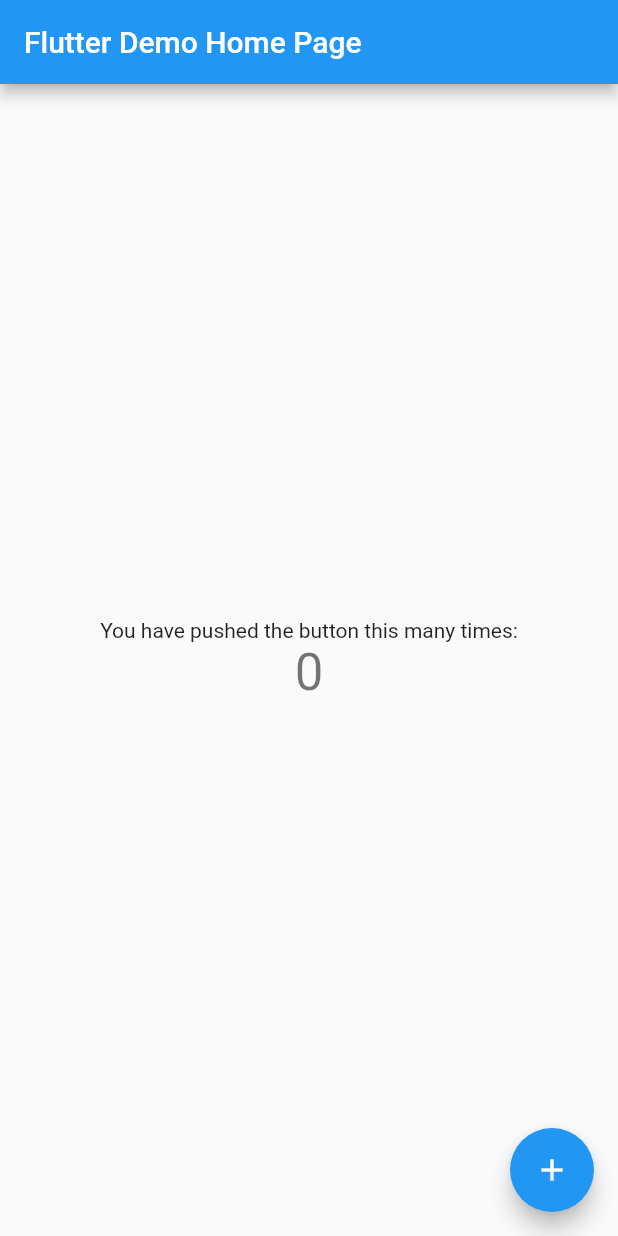
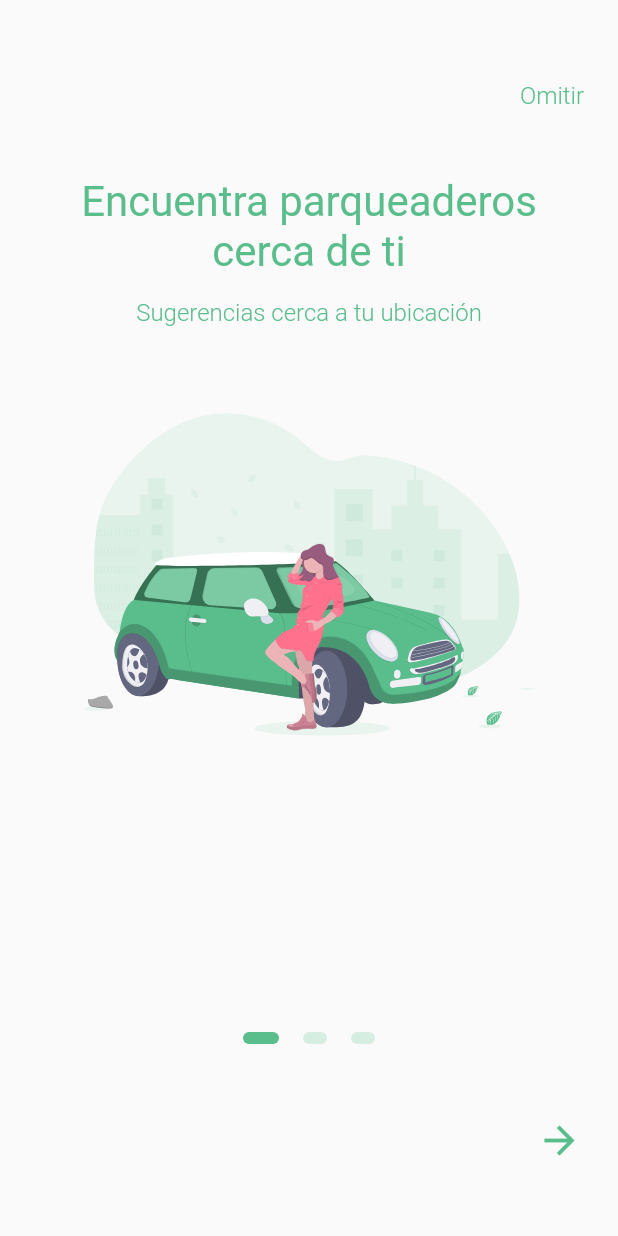
Before and after one commit to AndresPerezfc/OnboardingFlutter2v, a Flutter app: the screen it shows after launch, on a phone screen of 412 x 824 dp. Run offline on Flutter 3.47's test engine with Material 2 defaults, Android fonts, the phone set to English and light mode, and no system bars; our stand-ins replace flutter_svg.

Commit message:
Onboarding v2 terminado

```diff
--- a/lib/main.dart
+++ b/lib/main.dart
@@ -1,117 +1,14 @@
 import 'package:flutter/material.dart';
+import 'screens/onboarding_screen.dart';
 
-void main() {
-  runApp(MyApp());
-}
+void main() => runApp(MyApp());
 
 class MyApp extends StatelessWidget {
-  // This widget is the root of your application.
   @override
   Widget build(BuildContext context) {
     return MaterialApp(
-      title: 'Flutter Demo',
-      theme: ThemeData(
-        // This is the theme of your application.
-        //
-        // Try running your application with "flutter run". You'll see the
-        // application has a blue toolbar. Then, without quitting the app, try
-        // changing the primarySwatch below to Colors.green and then invoke
-        // "hot reload" (press "r" in the console where you ran "flutter run",
-        // or simply save your changes to "hot reload" in a Flutter IDE).
-        // Notice that the counter didn't reset back to zero; the application
-        // is not restarted.
-        primarySwatch: Colors.blue,
-        // This makes the visual density adapt to the platform that you run
-        // the app on. For desktop platforms, the controls will be smaller and
-        // closer together (more dense) than on mobile platforms.
-        visualDensity: VisualDensity.adaptivePlatformDensity,
-      ),
-      home: MyHomePage(title: 'Flutter Demo Home Page'),
-    );
+        debugShowCheckedModeBanner: false,
+        title: 'Onboarding Samaria P',
+        home: OnboardingScreenStates());
   }
 }
-
-class MyHomePage extends StatefulWidget {
-  MyHomePage({Key key, this.title}) : super(key: key);
-
-  // This widget is the home page of your application. It is stateful, meaning
-  // that it has a State object (defined below) that contains fields that affect
-  // how it looks.
-
-  // This class is the configuration for the state. It holds the values (in this
-  // case the title) provided by the parent (in this case the App widget) and
-  // used by the build method of the State. Fields in a Widget subclass are
-  // always marked "final".
-
-  final String title;
-
-  @override
-  _MyHomePageState createState() => _MyHomePageState();
-}
-
-class _MyHomePageState extends State<MyHomePage> {
-  int _counter = 0;
-
-  void _incrementCounter() {
-    setState(() {
-      // This call to setState tells the Flutter framework that something has
-      // changed in this State, which causes it to rerun the build method below
-      // so that the display can reflect the updated values. If we changed
-      // _counter without calling setState(), then the build method would not be
-      // called again, and so nothing would appear to happen.
-      _counter++;
-    });
-  }
-
-  @override
-  Widget build(BuildContext context) {
-    // This method is rerun every time setState is called, for instance as done
-    // by the _incrementCounter method above.
-    //
-    // The Flutter framework has been optimized to make rerunning build methods
-    // fast, so that you can just rebuild anything that needs updating rather
-    // than having to individually change instances of widgets.
-    return Scaffold(
-      appBar: AppBar(
-        // Here we take the value from the MyHomePage object that was created by
-        // the App.build method, and use it to set our appbar title.
-        title: Text(widget.title),
-      ),
-      body: Center(
-        // Center is a layout widget. It takes a single child and positions it
-        // in the middle of the parent.
-        child: Column(
-          // Column is also a layout widget. It takes a list of children and
-          // arranges them vertically. By default, it sizes itself to fit its
-          // children horizontally, and tries to be as tall as its parent.
-          //
-          // Invoke "debug painting" (press "p" in the console, choose the
-          // "Toggle Debug Paint" action from the Flutter Inspector in Android
-          // Studio, or the "Toggle Debug Paint" command in Visual Studio Code)
-          // to see the wireframe for each widget.
-          //
-          // Column has various properties to control how it sizes itself and
-          // how it positions its children. Here we use mainAxisAlignment to
-          // center the children vertically; the main axis here is the vertical
-          // axis because Columns are vertical (the cross axis would be
-          // horizontal).
-          mainAxisAlignment: MainAxisAlignment.center,
-          children: <Widget>[
-            Text(
-              'You have pushed the button this many times:',
-            ),
-            Text(
-              '$_counter',
-              style: Theme.of(context).textTheme.headline4,
-            ),
-          ],
-        ),
-      ),
-      floatingActionButton: FloatingActionButton(
-        onPressed: _incrementCounter,
-        tooltip: 'Increment',
-        child: Icon(Icons.add),
-      ), // This trailing comma makes auto-formatting nicer for build methods.
-    );
-  }
-}
--- /dev/null
+++ b/lib/screens/onboarding_screen.dart
@@ -0,0 +1,242 @@
+import "package:flutter/material.dart";
+import 'package:flutter/services.dart';
+import 'package:flutter_svg/flutter_svg.dart';
+
+class OnboardingScreenStates extends StatefulWidget {
+  @override
+  _OnboardingScreenStatesState createState() => _OnboardingScreenStatesState();
+}
+
+class _OnboardingScreenStatesState extends State<OnboardingScreenStates> {
+  final int _numPages = 3;
+  final PageController _pageController = PageController(initialPage: 0);
+  int _currentPage = 0;
+
+  List<Widget> _buildPageIndicator() {
+    List<Widget> list = [];
+    for (int i = 0; i < _numPages; i++) {
+      list.add(i == _currentPage ? _indicator(true) : _indicator(false));
+    }
+    return list;
+  }
+
+  Widget _indicator(bool isActive) {
+    return AnimatedContainer(
+      duration: Duration(milliseconds: 150),
+      margin: EdgeInsets.symmetric(horizontal: 8.0),
+      height: 8.0,
+      width: isActive ? 24.0 : 16.0,
+      decoration: BoxDecoration(
+        color: isActive ? Color(0xff5abd8c) : Color(0xffD6EEE2),
+        borderRadius: BorderRadius.all(Radius.circular(12)),
+      ),
+    );
+  }
+
+  @override
+  Widget build(BuildContext context) {
+    return Scaffold(
+      body: AnnotatedRegion<SystemUiOverlayStyle>(
+        value: SystemUiOverlayStyle.light,
+        child: Padding(
+          padding: EdgeInsets.symmetric(vertical: 40.0),
+          child: Column(
+            crossAxisAlignment: CrossAxisAlignment.stretch,
+            children: <Widget>[
+              Container(
+                alignment: Alignment.centerRight,
+                child: FlatButton(
+                  onPressed: () => print('Omitir'),
+                  child: Text('Omitir',
+                      style: TextStyle(
+                          color: Color(0xff5abd8c),
+                          fontSize: 16.0,
+                          fontWeight: FontWeight.w300)),
+                ),
+              ),
+              Container(
+                height: 600.0,
+                child: PageView(
+                  physics: ClampingScrollPhysics(),
+                  controller: _pageController,
+                  onPageChanged: (int page) {
+                    setState(() {
+                      _currentPage = page;
+                    });
+                  },
+                  children: <Widget>[
+                    Padding(
+                      padding: EdgeInsets.all(30.0),
+                      child: Column(
+                        crossAxisAlignment: CrossAxisAlignment.start,
+                        children: <Widget>[
+                          Text(
+                            'Encuentra parqueaderos cerca de ti',
+                            textAlign: TextAlign.center,
+                            style: TextStyle(
+                                fontSize: 28.0, color: Color(0xff5abd8c)),
+                          ),
+                          SizedBox(
+                            height: 15.0,
+                          ),
+                          Center(
+                            child: Text(
+                              'Sugerencias cerca a tu ubicación',
+                              textAlign: TextAlign.center,
+                              style: TextStyle(
+                                  fontSize: 16.0,
+                                  color: Color(0xff5abd8c),
+                                  fontWeight: FontWeight.w300),
+                            ),
+                          ),
+                          SizedBox(
+                            height: 15.0,
+                          ),
+                          Center(
+                            child: SvgPicture.asset(
+                              'assets/slide-1.svg',
+                              height: 300.0,
+                              width: 300.0,
+                            ),
+                          ),
+                        ],
+                      ),
+                    ),
+                    Padding(
+                      padding: EdgeInsets.all(30.0),
+                      child: Column(
+                        crossAxisAlignment: CrossAxisAlignment.start,
+                        children: <Widget>[
+                          Center(
+                            child: Text(
+                              'Compara precios',
+                              textAlign: TextAlign.center,
+                              style: TextStyle(
+                                  fontSize: 28.0, color: Color(0xff5abd8c)),
+                            ),
+                          ),
+                          SizedBox(
+                            height: 15.0,
+                          ),
+                          Center(
+                            child: Text(
+                              'Compara precios y elige el parqueadero mas adecuado',
+                              textAlign: TextAlign.center,
+                              style: TextStyle(
+                                  fontSize: 16.0,
+                                  color: Color(0xff5abd8c),
+                                  fontWeight: FontWeight.w300),
+                            ),
+                          ),
+                          SizedBox(
+                            height: 15.0,
+                          ),
+                          Center(
+                            child: SvgPicture.asset(
+                              'assets/slide-2.svg',
+                              height: 300.0,
+                              width: 300.0,
+                            ),
+                          ),
+                        ],
+                      ),
+                    ),
+                    Padding(
+                      padding: EdgeInsets.all(30.0),
+                      child: Column(
+                        crossAxisAlignment: CrossAxisAlignment.start,
+                        children: <Widget>[
+                          Center(
+                            child: Text(
+                              'Realiza reservas',
+                              textAlign: TextAlign.center,
+                              style: TextStyle(
+                                  fontSize: 28.0, color: Color(0xff5abd8c)),
+                            ),
+                          ),
+                          SizedBox(
+                            height: 15.0,
+                          ),
+                          Center(
+                            child: Text(
+                              'Ahorra tiempo programando tus reservas',
+                              textAlign: TextAlign.center,
+                              style: TextStyle(
+                                  fontSize: 16.0,
+                                  color: Color(0xff5abd8c),
+                                  fontWeight: FontWeight.w300),
+                            ),
+                          ),
+                          SizedBox(
+                            height: 15.0,
+                          ),
+                          Center(
+                            child: SvgPicture.asset(
+                              'assets/slide-3.svg',
+                              height: 300.0,
+                              width: 300.0,
+                            ),
+                          ),
+                        ],
+                      ),
+                    ),
+                  ],
+                ),
+              ),
+              Row(
+                mainAxisAlignment: MainAxisAlignment.center,
+                children: _buildPageIndicator(),
+              ),
+              _currentPage != _numPages - 1
+                  ? Expanded(
+                      child: Align(
+                        alignment: FractionalOffset.bottomRight,
+                        child: FlatButton(
+                          onPressed: () {
+                            _pageController.nextPage(
+                              duration: Duration(milliseconds: 500),
+                              curve: Curves.ease,
+                            );
+                          },
+                          child: Row(
+                            mainAxisAlignment: MainAxisAlignment.center,
+                            mainAxisSize: MainAxisSize.min,
+                            children: <Widget>[
+                              SizedBox(width: 10.0),
+                              Icon(Icons.arrow_forward,
+                                  color: Color(0xff5abd8c), size: 30.0),
+                            ],
+                          ),
+                        ),
+                      ),
+                    )
+                  : Text('')
+            ],
+          ),
+        ),
+      ),
+      bottomSheet: _currentPage == _numPages - 1
+          ? Container(
+              height: 100.0,
+              width: double.infinity,
+              color: Color(0xff5abd8c),
+              child: GestureDetector(
+                onTap: () => print('iniciar'),
+                child: Center(
+                  child: Padding(
+                    padding: EdgeInsets.only(bottom: 30.0),
+                    child: Text(
+                      'Iniciar',
+                      style: TextStyle(
+                          color: Colors.white,
+                          fontSize: 20.0,
+                          fontWeight: FontWeight.bold),
+                    ),
+                  ),
+                ),
+              ),
+            )
+          : Text(''),
+    );
+  }
+}
--- a/pubspec.yaml
+++ b/pubspec.yaml
@@ -28,6 +28,7 @@ dependencies:
   # The following adds the Cupertino Icons font to your application.
   # Use with the CupertinoIcons class for iOS style icons.
   cupertino_icons: ^0.1.3
+  flutter_svg: ^0.17.4
 
 dev_dependencies:
   flutter_test:
@@ -45,8 +46,8 @@ flutter:
   uses-material-design: true
 
   # To add assets to your application, add an assets section, like this:
-  # assets:
-  #   - images/a_dot_burr.jpeg
+  assets:
+  - assets/
   #   - images/a_dot_ham.jpeg
 
   # An image asset can refer to one or more resolution-specific "variants", see
```
Also changed, not shown: assets/slide-1.svg (added), assets/slide-12.svg (added), assets/slide-2.svg (added), assets/slide-3.svg (added), pubspec.lock.
